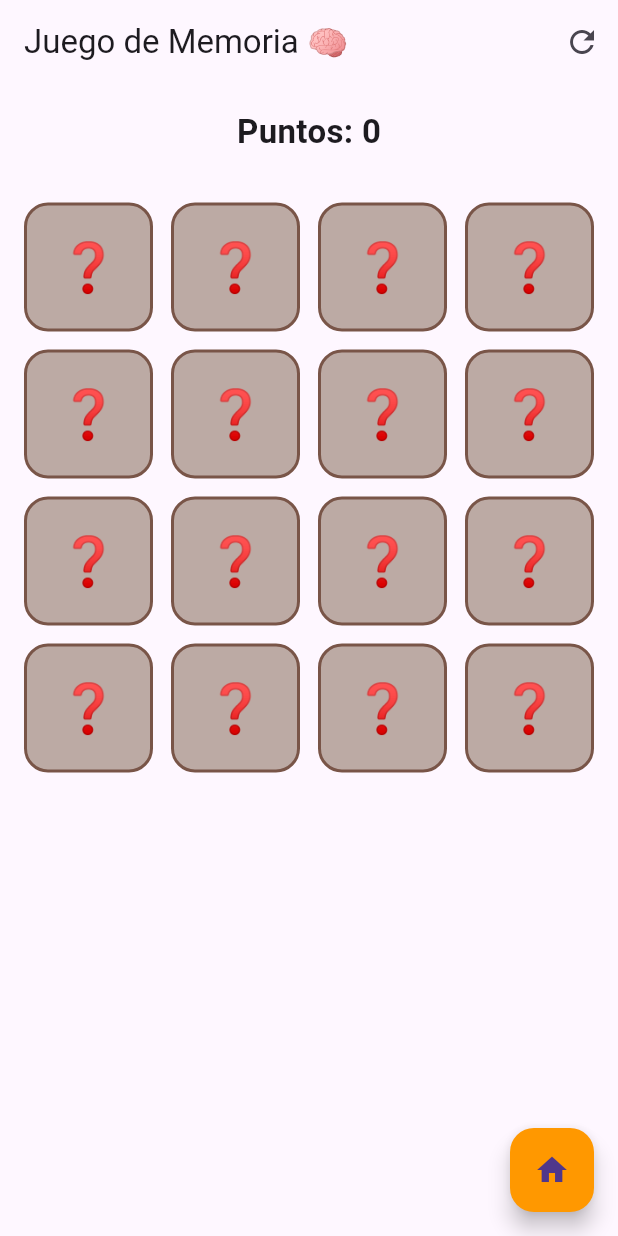
After one commit to tobias-tj/TekkoApp, a Flutter app: the MemoryScreen screen opened by its route, on a phone screen of 412 x 824 dp. The commit adds this screen. Run offline on Flutter 3.47's test engine with Material 3 defaults, Android fonts, the phone set to English and light mode, and no system bars; our stand-ins replace audioplayers, bloc, curved_navigation_bar, dio, equatable, flutter_bloc and 6 more; missing offline and left inert: flame, gal; accounts and stored records are empty.

Commit message:
Se agrega el flujo para juegos de memorias

```diff
--- a/lib/app_routes.dart
+++ b/lib/app_routes.dart
@@ -10,6 +10,7 @@ import 'package:tekko/screens/calendar/level_up_screen.dart';
 import 'package:tekko/screens/calendar/winner_screen.dart';
 import 'package:tekko/screens/favorites/favorite_screen.dart';
 import 'package:tekko/screens/games/drawing_screen.dart';
+import 'package:tekko/screens/games/memory_screen.dart';
 import 'package:tekko/screens/games/number_screen.dart';
 import 'package:tekko/screens/home_screen.dart';
 import 'package:tekko/screens/parent/admin_help_screen.dart';
@@ -73,6 +74,12 @@ final GoRouter appRouter = GoRouter(
       path: '/numbers',
       pageBuilder: (context, state) =>
           NoTransitionPage(child: const NumberScreen()),
+    ),
+    GoRoute(
+      name: 'memory',
+      path: '/memory',
+      pageBuilder: (context, state) =>
+          NoTransitionPage(child: const MemoryScreen()),
     ),
     GoRoute(
       name: 'activity',
--- a/lib/features/core/constants/api_constants.dart
+++ b/lib/features/core/constants/api_constants.dart
@@ -1,5 +1,5 @@
 class ApiConstants {
-  static const String baseUrl = 'http://192.168.100.63:3000/api';
+  static const String baseUrl = 'http://localhost:3000/api';
   static const String registerEndpoint = '/register';
   static const String loginEndpoint = '/login';
   static const String experienceEndpoint = '/experience';
--- /dev/null
+++ b/lib/screens/games/emoji_card.dart
@@ -0,0 +1,12 @@
+class EmojiCard {
+  final String emoji;
+  final String id;
+
+  const EmojiCard({required this.emoji, required this.id});
+
+  @override
+  bool operator ==(Object other) => other is EmojiCard && other.id == id;
+
+  @override
+  int get hashCode => id.hashCode;
+}
--- /dev/null
+++ b/lib/screens/games/emoji_memory_game.dart
@@ -0,0 +1,77 @@
+import 'dart:async';
+import 'package:flutter/material.dart';
+import 'package:flutter_hooks/flutter_hooks.dart';
+import 'package:tekko/screens/games/emoji_memory_state.dart';
+
+class EmojiMemoryGame extends HookWidget {
+  const EmojiMemoryGame({super.key});
+
+  @override
+  Widget build(BuildContext context) {
+    final state = useState(EmojiMemoryState.initial);
+
+    return Scaffold(
+      appBar: AppBar(
+        title: const Text('Juego de Memoria 🧠'),
+        actions: [
+          IconButton(
+            icon: const Icon(Icons.refresh),
+            onPressed: () => state.value = EmojiMemoryState.initial,
+          ),
+        ],
+      ),
+      body: Column(
+        children: [
+          const SizedBox(height: 16),
+          Text(
+            'Puntos: ${state.value.score}',
+            style: const TextStyle(fontSize: 22, fontWeight: FontWeight.bold),
+          ),
+          const SizedBox(height: 16),
+          Expanded(
+            child: GridView.builder(
+              padding: const EdgeInsets.all(16),
+              gridDelegate: const SliverGridDelegateWithFixedCrossAxisCount(
+                crossAxisCount: 4,
+                mainAxisSpacing: 12,
+                crossAxisSpacing: 12,
+              ),
+              itemCount: state.value.cardLayout.length,
+              itemBuilder: (context, index) {
+                final card = state.value.cardLayout[index];
+                final isFlipped = state.value.selectedCards.contains(card) ||
+                    state.value.completedCards.contains(card);
+
+                return GestureDetector(
+                  onTap: () async {
+                    if (!isFlipped && state.value.canSelect) {
+                      state.value = state.value.selectCard(card);
+
+                      if (state.value.selectedCards.length == 2) {
+                        await Future.delayed(const Duration(milliseconds: 800));
+                        state.value = state.value.clearSelectionAndCheckMatch();
+                      }
+                    }
+                  },
+                  child: AnimatedContainer(
+                    duration: const Duration(milliseconds: 300),
+                    decoration: BoxDecoration(
+                      color: isFlipped ? Colors.white : Colors.brown[200],
+                      borderRadius: BorderRadius.circular(16),
+                      border: Border.all(color: Colors.brown, width: 2),
+                    ),
+                    alignment: Alignment.center,
+                    child: Text(
+                      isFlipped ? card.emoji : '❓',
+                      style: const TextStyle(fontSize: 32),
+                    ),
+                  ),
+                );
+              },
+            ),
+          ),
+        ],
+      ),
+    );
+  }
+}
--- /dev/null
+++ b/lib/screens/games/emoji_memory_state.dart
@@ -0,0 +1,63 @@
+import 'package:tekko/screens/games/emoji_card.dart';
+
+class EmojiMemoryState {
+  final List<EmojiCard> cardLayout;
+  final List<EmojiCard> selectedCards;
+  final List<EmojiCard> completedCards;
+  final int attempts;
+  final int score;
+
+  const EmojiMemoryState({
+    required this.cardLayout,
+    required this.selectedCards,
+    required this.completedCards,
+    required this.attempts,
+    required this.score,
+  });
+
+  bool get canSelect => selectedCards.length < 2;
+
+  EmojiMemoryState selectCard(EmojiCard card) {
+    return EmojiMemoryState(
+      cardLayout: cardLayout,
+      selectedCards: [...selectedCards, card],
+      completedCards: completedCards,
+      attempts: attempts,
+      score: score,
+    );
+  }
+
+  EmojiMemoryState clearSelectionAndCheckMatch() {
+    final match = selectedCards.length == 2 &&
+        selectedCards[0].emoji == selectedCards[1].emoji;
+
+    return EmojiMemoryState(
+      cardLayout: cardLayout,
+      selectedCards: [],
+      completedCards: [
+        ...completedCards,
+        if (match) ...selectedCards,
+      ],
+      attempts: attempts + 1,
+      score: score + (match ? 10 : 0), // 🎯 Aumentamos puntos si aciertan
+    );
+  }
+
+  static EmojiMemoryState get initial {
+    final emojis = ['🍎', '🚗', '🐶', '🎈', '🍕', '🌟', '🦋', '⚽️'];
+    final allCards = [
+      for (int i = 0; i < emojis.length; i++) ...[
+        EmojiCard(id: 'emoji_${i}_a', emoji: emojis[i]),
+        EmojiCard(id: 'emoji_${i}_b', emoji: emojis[i]),
+      ]
+    ]..shuffle();
+
+    return EmojiMemoryState(
+      cardLayout: allCards,
+      selectedCards: [],
+      completedCards: [],
+      attempts: 0,
+      score: 0,
+    );
+  }
+}
--- /dev/null
+++ b/lib/screens/games/memory_screen.dart
@@ -0,0 +1,21 @@
+import 'package:flutter/material.dart';
+import 'package:tekko/screens/games/emoji_memory_game.dart';
+import 'package:go_router/go_router.dart';
+
+class MemoryScreen extends StatelessWidget {
+  const MemoryScreen({super.key});
+
+  @override
+  Widget build(BuildContext context) {
+    return Scaffold(
+      body: const SafeArea(child: EmojiMemoryGame()),
+      floatingActionButton: FloatingActionButton(
+        onPressed: () {
+          context.pushReplacement('/home');
+        },
+        backgroundColor: Colors.orange,
+        child: const Icon(Icons.home),
+      ),
+    );
+  }
+}
--- a/pubspec.yaml
+++ b/pubspec.yaml
@@ -10,6 +10,7 @@ dependencies:
   another_flutter_splash_screen: ^1.2.1
   audioplayers: ^5.2.1
   bloc: ^9.0.0
+  card_game: ^1.1.1
   curved_navigation_bar: ^1.0.6
   dio: ^5.8.0+1
   equatable: ^2.0.7
@@ -17,6 +18,7 @@ dependencies:
   flutter:
     sdk: flutter
   flutter_bloc: ^9.1.0
+  flutter_hooks: ^0.21.2
   gal: ^2.3.1
   go_router: ^14.6.3
   hugeicons: ^0.0.7
```
Also changed, not shown: pubspec.lock.
